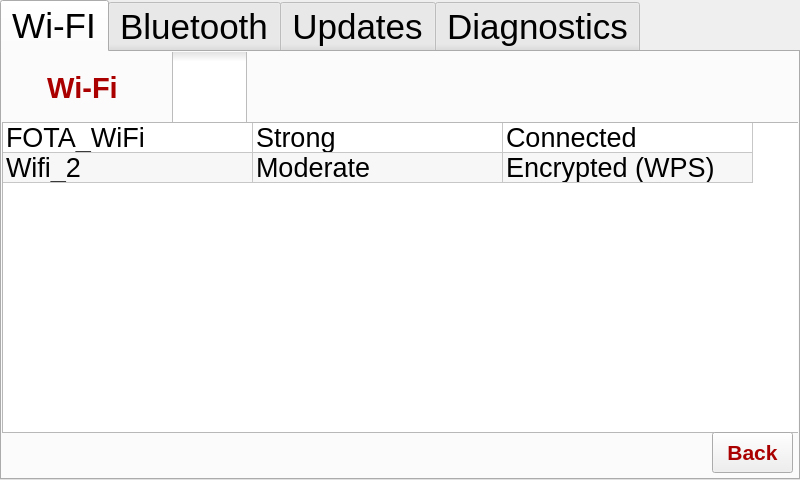
First picture: the form in RPI/GUI/UI/Settings.ui, repository YehiaEhab16/FOTA_Graduation-Project-2022, before the edit.
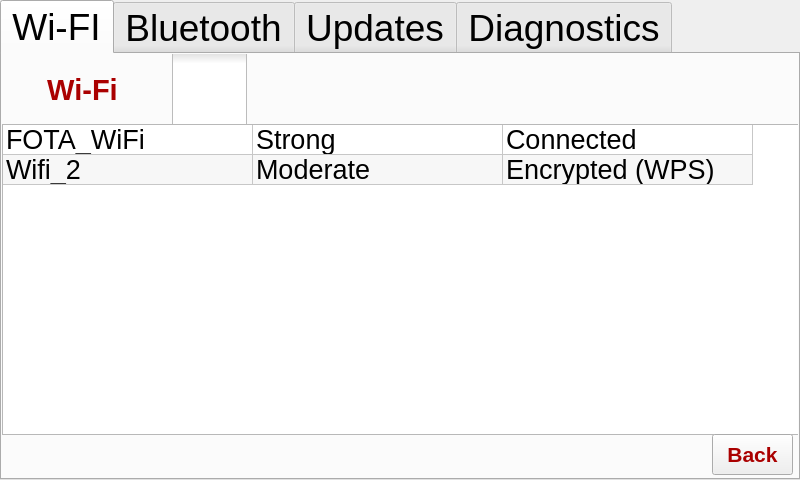
Second picture: the form after the edit. Icons and pictures are not drawn.

Commit message: Changed some UI & Trying to debug music player

```diff
--- a/RPI/GUI/UI/Settings.ui
+++ b/RPI/GUI/UI/Settings.ui
@@ -12,7 +12,7 @@
   </property>
   <property name="font">
    <font>
-    <pointsize>26</pointsize>
+    <pointsize>28</pointsize>
    </font>
   </property>
   <property name="windowTitle">
```
The commit also changes 3 other files.
